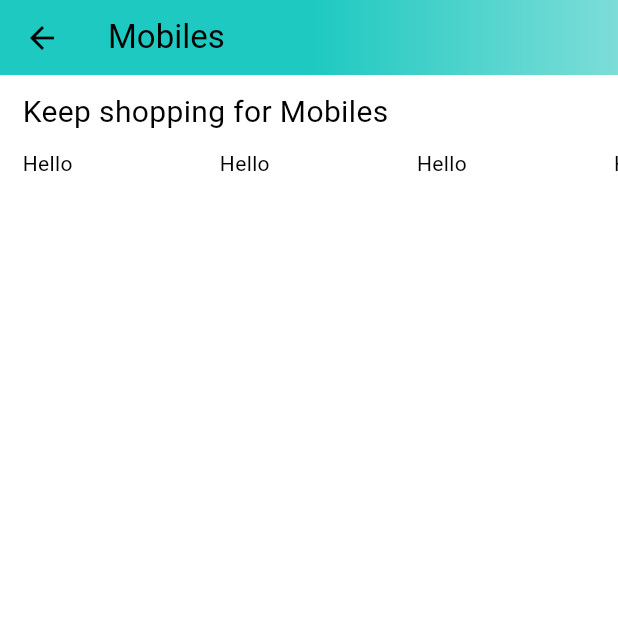
After one commit to HanyMedhat10/Amazon_App_Clone, a Flutter app: the HomeScreen screen opened directly, after a tap on "Mobiles", on a phone screen of 412 x 824 dp, the top half of it. The commit adds this screen. Run offline on Flutter 3.47's test engine with Material 3 defaults, Android fonts, the phone set to English and light mode, and no system bars; our stand-ins replace badges, carousel_slider, dotted_border, file_picker, flutter_dotenv, shared_preferences; missing offline and left inert: cloudinary_public; accounts and stored records are empty; network calls fail.

Commit message:
Add User Type to Local Storage and Implement Category Deals Screen
- Updated `AuthService` to store user type in local storage during login.
- Implemented `CategoryDealsScreen` to display deals for a selected category.
- Modified `TopCategories` widget to navigate to the `CategoryDealsScreen` when a category is tapped.
- Updated router to handle navigation to the `CategoryDealsScreen` with category arguments.

```diff
--- a/lib/features/auth/services/auth_service.dart
+++ b/lib/features/auth/services/auth_service.dart
@@ -90,6 +90,8 @@ class AuthService {
             Provider.of<UserProvider>(context, listen: false).setUser(res.body);
             await prefs.setString(
                 'x-auth-token', jsonDecode(res.body)['token']);
+            await prefs.setString(
+                'user-type', jsonDecode(res.body)['type']);
             Navigator.pushNamedAndRemoveUntil(
               context,
               BottomBar.routeName,
--- /dev/null
+++ b/lib/features/home/screens/category_deals_screen.dart
@@ -0,0 +1,69 @@
+import 'package:amazon_clone/constant/global_variable.dart';
+import 'package:flutter/material.dart';
+
+class CategoryDealsScreen extends StatefulWidget {
+  final String category;
+  static const routeName = '/category-deals';
+  const CategoryDealsScreen({super.key, required this.category});
+
+  @override
+  State<CategoryDealsScreen> createState() => _CategoryDealsScreenState();
+}
+
+class _CategoryDealsScreenState extends State<CategoryDealsScreen> {
+  @override
+  Widget build(BuildContext context) {
+    return Scaffold(
+      appBar: PreferredSize(
+        preferredSize: const Size.fromHeight(50),
+        child: AppBar(
+          flexibleSpace: Container(
+            decoration: const BoxDecoration(
+              gradient: GlobalVariables.appBarGradient,
+            ),
+          ),
+          title: Text(
+            widget.category,
+            style: const TextStyle(
+              color: Colors.black,
+              // fontWeight: FontWeight.bold,
+            ),
+          ),
+        ),
+      ),
+      body: Column(
+        children: [
+          Container(
+            padding: const EdgeInsets.symmetric(
+              horizontal: 15,
+              vertical: 10,
+            ),
+            alignment: Alignment.topLeft,
+            child: Text(
+              'Keep shopping for ${widget.category}',
+              style: const TextStyle(
+                fontSize: 20,
+              ),
+            ),
+          ),
+          SizedBox(
+            height: 170,
+            child: GridView.builder(
+              itemCount: 10,
+              scrollDirection: Axis.horizontal,
+              padding: const EdgeInsets.only(left: 15),
+              gridDelegate: const SliverGridDelegateWithFixedCrossAxisCount(
+                crossAxisCount: 1,
+                childAspectRatio: 1.4,
+                mainAxisSpacing: 10,
+              ),
+              itemBuilder: (context, index) {
+                return const Text('Hello');
+              },
+            ),
+          ),
+        ],
+      ),
+    );
+  }
+}
--- a/lib/features/home/widgets/top_categories.dart
+++ b/lib/features/home/widgets/top_categories.dart
@@ -1,11 +1,19 @@
 import 'package:amazon_clone/constant/global_variable.dart';
+import 'package:amazon_clone/features/home/screens/category_deals_screen.dart';
 import 'package:flutter/material.dart';
 
 class TopCategories extends StatelessWidget {
-const TopCategories({ super.key });
+  const TopCategories({super.key});
+  void navigateToCategoryPage(BuildContext context, String category) {
+    Navigator.pushNamed(
+      context,
+      CategoryDealsScreen.routeName,
+      arguments: category,
+    );
+  }
 
   @override
-  Widget build(BuildContext context){
+  Widget build(BuildContext context) {
     return Container(
       height: 60,
       color: Colors.white,
@@ -16,7 +24,10 @@ const TopCategories({ super.key });
         scrollDirection: Axis.horizontal,
         itemExtent: 75,
         itemBuilder: (context, index) {
-          return Column(
+          return GestureDetector(
+            onTap: () => navigateToCategoryPage(
+                context, GlobalVariables.categoryImages[index]['title']!),
+            child: Column(
               children: [
                 Container(
                   padding: const EdgeInsets.symmetric(horizontal: 10),
@@ -38,6 +49,7 @@ const TopCategories({ super.key });
                   ),
                 ),
               ],
+            ),
           );
         },
       ),
--- a/lib/router.dart
+++ b/lib/router.dart
@@ -1,6 +1,7 @@
 import 'package:amazon_clone/common/widgets/bottom_bar.dart';
 import 'package:amazon_clone/features/admin/screens/add_product_screens.dart';
 import 'package:amazon_clone/features/auth/screens/auth_screen.dart';
+import 'package:amazon_clone/features/home/screens/category_deals_screen.dart';
 import 'package:flutter/material.dart';
 
 MaterialPageRoute generateRouter(RouteSettings settings) {
@@ -10,15 +11,21 @@ MaterialPageRoute generateRouter(RouteSettings settings) {
         settings: settings,
         builder: (_) => const AuthScreen(),
       );
-      case BottomBar.routeName:
+    case BottomBar.routeName:
       return MaterialPageRoute(
         settings: settings,
         builder: (_) => const BottomBar(),
       );
-      case AddProductScreen.routeName:
+    case AddProductScreen.routeName:
       return MaterialPageRoute(
         settings: settings,
         builder: (_) => const AddProductScreen(),
+      );
+    case CategoryDealsScreen.routeName:
+      final category = settings.arguments as String;
+      return MaterialPageRoute(
+        settings: settings,
+        builder: (_) => CategoryDealsScreen(category: category),
       );
     default:
       return MaterialPageRoute(
```
Lines whose indentation alone changed are shown as unchanged.
